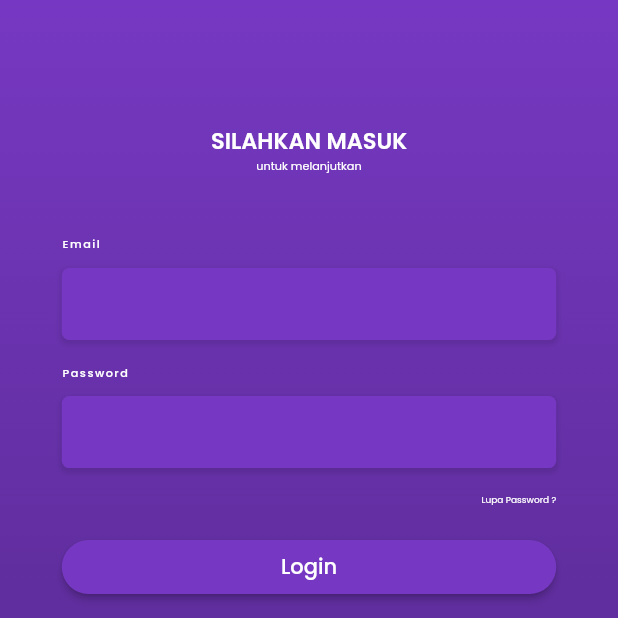
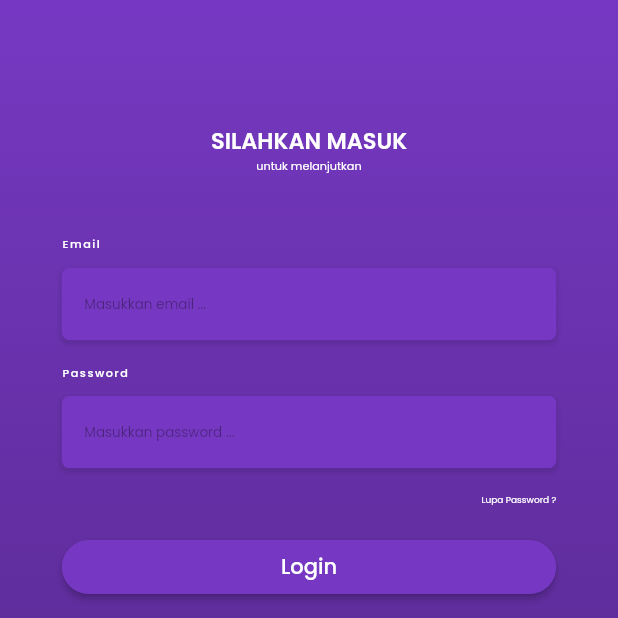
Before and after one commit to pvzuntil/pemaspenge, a Flutter app: the screen it shows after launch, on a phone screen of 412 x 824 dp, the top half of it. Run offline on Flutter 3.47's test engine with Material 2 defaults, Android fonts, the phone set to English and light mode, and no system bars; drawn by our look-alikes of lottie; our stand-ins replace flutter_keyboard_visibility, flutter_screenutil, get, google_fonts.

Commit message:
improve: login page

```diff
--- a/lib/main.dart
+++ b/lib/main.dart
@@ -1,4 +1,5 @@
 import 'package:flutter/material.dart';
+import 'package:flutter_keyboard_visibility/flutter_keyboard_visibility.dart';
 import 'package:get/get.dart';
 import 'package:pemaspenge/screen/homeScreen.dart';
 import 'package:pemaspenge/screen/loginScreen.dart';
@@ -15,7 +16,12 @@ class MyApp extends StatelessWidget {
       initialRoute: '/login',
       getPages: [
         GetPage(name: '/', page: () => HomeScreen()),
-        GetPage(name: '/login', page: () => LoginScreen())
+        GetPage(
+          name: '/login',
+          page: () => KeyboardDismissOnTap(
+            child: LoginScreen(),
+          ),
+        )
       ],
     );
   }
--- a/lib/screen/loginScreen.dart
+++ b/lib/screen/loginScreen.dart
@@ -208,6 +208,10 @@ class FormTextFieldEmail extends StatelessWidget {
       child: TextField(
         keyboardType: TextInputType.emailAddress,
         decoration: InputDecoration(
+          hintText: 'Masukkan email ...',
+          hintStyle: GoogleFonts.poppins(
+            color: Colors.black.withAlpha(90),
+          ),
           contentPadding: EdgeInsets.symmetric(
             horizontal: 15,
             vertical: 10,
@@ -254,6 +258,10 @@ class FormTextFieldPassword extends StatelessWidget {
         obscureText: true,
         keyboardType: TextInputType.visiblePassword,
         decoration: InputDecoration(
+          hintText: 'Masukkan password ...',
+          hintStyle: GoogleFonts.poppins(
+            color: Colors.black.withAlpha(90),
+          ),
           contentPadding: EdgeInsets.symmetric(
             horizontal: 15,
             vertical: 10,
```
